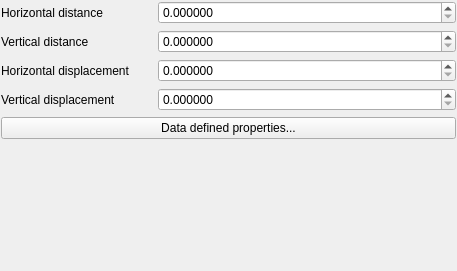
Before: the Qt Designer form src/ui/symbollayer/widget_pointpatternfill.ui in qgis/QGIS, drawn with Qt 5.
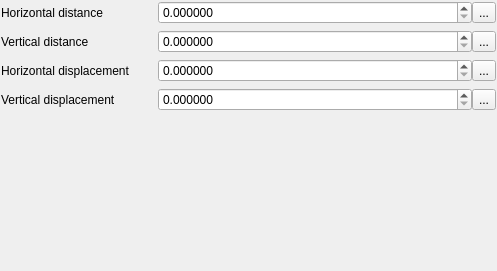
After: the same form once the commit is applied. Custom widgets are drawn as their Qt base class.

Diff of the .ui file:
```diff
--- a/src/ui/symbollayer/widget_pointpatternfill.ui
+++ b/src/ui/symbollayer/widget_pointpatternfill.ui
@@ -6,7 +6,7 @@
    <rect>
     <x>0</x>
     <y>0</y>
-    <width>457</width>
+    <width>497</width>
     <height>271</height>
    </rect>
   </property>
@@ -58,7 +58,21 @@
       </widget>
      </item>
      <item>
-      <widget class="QgsUnitSelectionWidget" name="mHorizontalDistanceUnitWidget" native="true"/>
+      <widget class="QgsDataDefinedButton" name="mHorizontalDistanceDDBtn">
+       <property name="text">
+        <string>...</string>
+       </property>
+      </widget>
+     </item>
+     <item>
+      <widget class="QgsUnitSelectionWidget" name="mHorizontalDistanceUnitWidget" native="true">
+       <property name="minimumSize">
+        <size>
+         <width>0</width>
+         <height>0</height>
+        </size>
+       </property>
+      </widget>
      </item>
     </layout>
    </item>
@@ -93,6 +107,13 @@
        </property>
       </widget>
      </item>
+     <item>
+      <widget class="QgsDataDefinedButton" name="mVerticalDistanceDDBtn">
+       <property name="text">
+        <string>...</string>
+       </property>
+      </widget>
+     </item>
      <item>
       <widget class="QgsUnitSelectionWidget" name="mVerticalDistanceUnitWidget" native="true"/>
      </item>
@@ -130,7 +151,21 @@
       </widget>
      </item>
      <item>
-      <widget class="QgsUnitSelectionWidget" name="mHorizontalDisplacementUnitWidget" native="true"/>
+      <widget class="QgsDataDefinedButton" name="mHorizontalDisplacementDDBtn">
+       <property name="text">
+        <string>...</string>
+       </property>
+      </widget>
+     </item>
+     <item>
+      <widget class="QgsUnitSelectionWidget" name="mHorizontalDisplacementUnitWidget" native="true">
+       <property name="minimumSize">
+        <size>
+         <width>0</width>
+         <height>0</height>
+        </size>
+       </property>
+      </widget>
      </item>
     </layout>
    </item>
@@ -166,23 +201,24 @@
       </widget>
      </item>
      <item>
-      <widget class="QgsUnitSelectionWidget" name="mVerticalDisplacementUnitWidget" native="true"/>
+      <widget class="QgsDataDefinedButton" name="mVerticalDisplacementDDBtn">
+       <property name="text">
+        <string>...</string>
+       </property>
+      </widget>
+     </item>
+     <item>
+      <widget class="QgsUnitSelectionWidget" name="mVerticalDisplacementUnitWidget" native="true">
+       <property name="minimumSize">
+        <size>
+         <width>0</width>
+         <height>0</height>
+        </size>
+       </property>
+      </widget>
      </item>
     </layout>
    </item>
-   <item row="4" column="0" colspan="2">
-    <widget class="QPushButton" name="mDataDefinedPropertiesButton">
-     <property name="sizePolicy">
-      <sizepolicy hsizetype="Minimum" vsizetype="Fixed">
-       <horstretch>0</horstretch>
-       <verstretch>0</verstretch>
-      </sizepolicy>
-     </property>
-     <property name="text">
-      <string>Data defined properties...</string>
-     </property>
-    </widget>
-   </item>
   </layout>
  </widget>
  <customwidgets>
@@ -197,6 +233,11 @@
    <header>qgsunitselectionwidget.h</header>
    <container>1</container>
   </customwidget>
+  <customwidget>
+   <class>QgsDataDefinedButton</class>
+   <extends>QToolButton</extends>
+   <header>qgsdatadefinedbutton.h</header>
+  </customwidget>
  </customwidgets>
  <resources/>
  <connections/>
```
Left out of the diff: 8 changed lines with no effect on the pictures.
